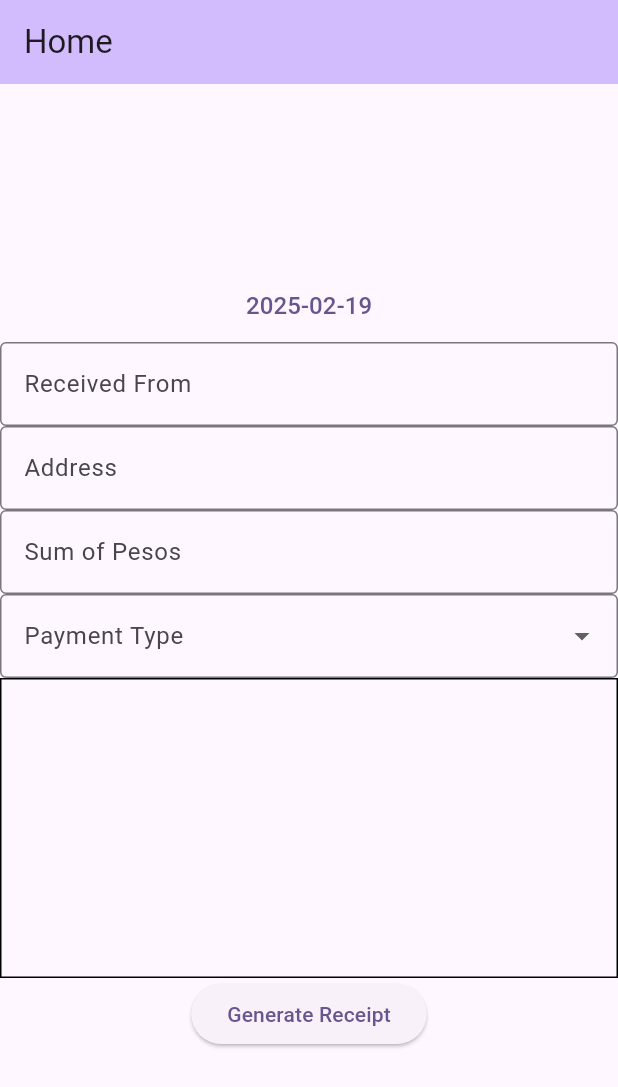
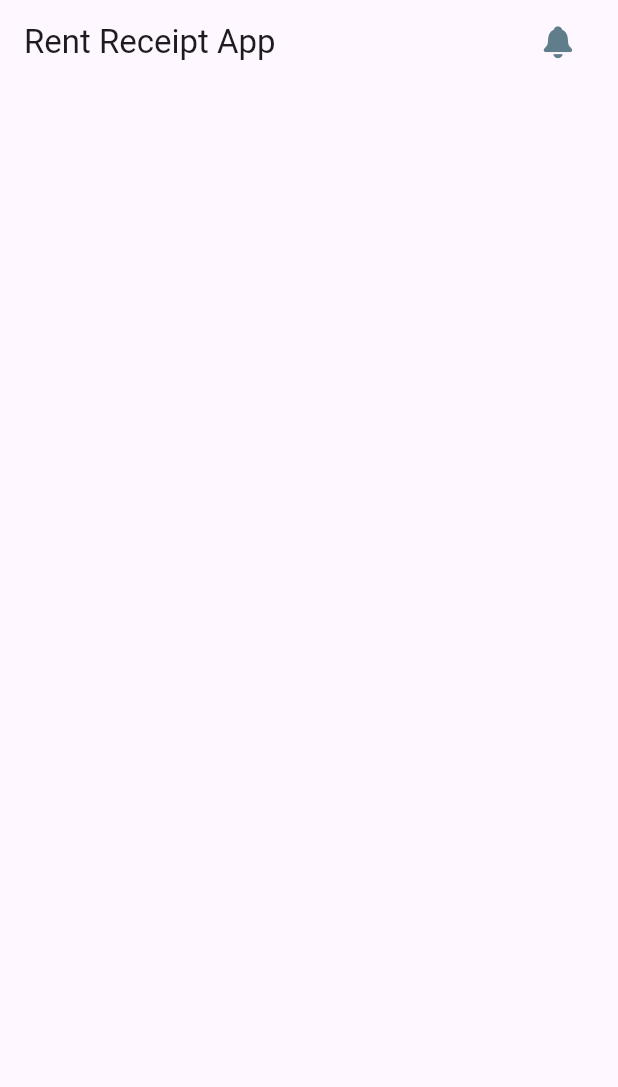
Before and after one commit to xlfrxd/Rent-Receipt-App, a Flutter app: the screen it shows after launch, on a phone screen of 412 x 824 dp. Shown: the top 1087 px of the screen. Run offline on Flutter 3.47's test engine with Material 3 defaults, Android fonts, the phone set to English and light mode, and no system bars; our stand-ins replace flutter_svg.

Commit message:
feat: appbar

```diff
--- a/rent_receipt_app/lib/main.dart
+++ b/rent_receipt_app/lib/main.dart
@@ -1,4 +1,5 @@
 import 'package:flutter/material.dart';
+import 'package:rent_receipt_app/pages/home.dart';
 
 void main() {
   runApp(const MyApp());
@@ -7,7 +8,6 @@
 class MyApp extends StatelessWidget {
   const MyApp({super.key});
 
-  // This widget is the root of your application.
   @override
   Widget build(BuildContext context) {
     return MaterialApp(
@@ -16,114 +16,7 @@
         colorScheme: ColorScheme.fromSeed(seedColor: Colors.deepPurple),
         useMaterial3: true,
       ),
-      home: const MyHomePage(title: 'Home'),
+      home: const HomePage(),
     );
   }
 }
-
-class MyHomePage extends StatefulWidget {
-  const MyHomePage({super.key, required this.title});
-
-  final String title;
-
-  @override
-  State<MyHomePage> createState() => _MyHomePageState();
-}
-
-class _MyHomePageState extends State<MyHomePage> {
-  @override
-  DateTime selectedDate = DateTime.now(); // Initial date
-
-  Future<void> _selectDate(BuildContext context) async {
-    DateTime? picked = await showDatePicker(
-        context: context,
-        initialDate: DateTime.now(),
-        firstDate: DateTime(1950),
-        lastDate: DateTime(2150));
-    if (picked != null && picked != DateTime.now()) {
-      setState(() {
-        selectedDate = picked;
-      });
-    }
-  }
-
-  Widget build(BuildContext context) {
-    String selectedPaymentType = "Full";
-
-    return Scaffold(
-      appBar: AppBar(
-        backgroundColor: Theme.of(context).colorScheme.inversePrimary,
-        title: Text(widget.title),
-      ),
-      body: Center(
-        child: Column(
-          mainAxisAlignment: MainAxisAlignment.center,
-          children: <Widget>[
-            TextButton(
-                child: Text(
-                  "${selectedDate.toLocal()}".split(' ')[0],
-                  style: TextStyle(fontSize: 16),
-                ),
-                onPressed: () => _selectDate(context),
-
-                // TODO: Handle user input
-                ),
-            TextField(
-              decoration: InputDecoration(
-                  labelText: "Received From", border: OutlineInputBorder()),
-              onChanged: (value) {
-                // TODO: Handle user input
-              },
-            ),
-            TextField(
-              decoration: InputDecoration(
-                  labelText: "Address", border: OutlineInputBorder()),
-              onChanged: (value) {
-                // TODO: Handle user input
-              },
-            ),
-            TextFormField(
-              keyboardType: TextInputType.number,
-              decoration: InputDecoration(
-                  labelText: "Sum of Pesos", border: OutlineInputBorder()),
-              validator: (value) {
-                // TODO: Handle user input
-                if (value == null || value.isEmpty) {
-                  return "Please enter an amount";
-                }
-                return null;
-              },
-            ),
-            DropdownButtonFormField(
-              items: ["Full", "Partial"].map((String value) {
-                return DropdownMenuItem<String>(
-                    value: value, child: Text(value));
-              }).toList(),
-              onChanged: (newValue) {
-                selectedPaymentType = newValue!;
-              },
-              decoration: InputDecoration(
-                  labelText: "Payment Type", border: OutlineInputBorder()),
-            ),
-            GestureDetector(
-              onPanUpdate: (details) {
-                // TODO: Capture Signature Drawing
-              },
-              child: Container(
-                width: double.infinity,
-                height: 200,
-                decoration:
-                    BoxDecoration(border: Border.all(color: Colors.black)),
-              ),
-            ),
-            ElevatedButton(
-                onPressed: () {
-                  // TODO:Handle receipt creation
-                },
-                child: Text("Generate Receipt"))
-          ],
-        ),
-      ),
-    );
-  }
-}
--- /dev/null
+++ b/rent_receipt_app/lib/pages/home.dart
@@ -0,0 +1,35 @@
+import 'package:flutter/cupertino.dart';
+import 'package:flutter/material.dart';
+import 'package:flutter_svg/svg.dart';
+
+class HomePage extends StatefulWidget {
+  const HomePage({super.key});
+
+  @override
+  State<HomePage> createState() => _HomePageState();
+}
+
+class _HomePageState extends State<HomePage> {
+  @override
+  Widget build(BuildContext context) {
+    return Scaffold(
+      appBar: AppBar(
+        title: Text('Rent Receipt App'),
+        actions: [
+          Container(
+            padding: EdgeInsets.only(right: 16),
+            child: IconButton(
+              color: Colors.blueGrey,
+                onPressed: () {
+                  setState(() {
+                    //TODO: Implement Account Page
+                  });
+                },
+                icon: Icon(CupertinoIcons.bell_fill)),
+          ),
+
+        ],
+      ),
+    );
+  }
+}
--- a/rent_receipt_app/pubspec.yaml
+++ b/rent_receipt_app/pubspec.yaml
@@ -34,6 +34,7 @@ dependencies:
   # The following adds the Cupertino Icons font to your application.
   # Use with the CupertinoIcons class for iOS style icons.
   cupertino_icons: ^1.0.8
+  flutter_svg: ^2.0.17
 
 dev_dependencies:
   flutter_test:
```
Also changed, not shown: rent_receipt_app/pubspec.lock.
